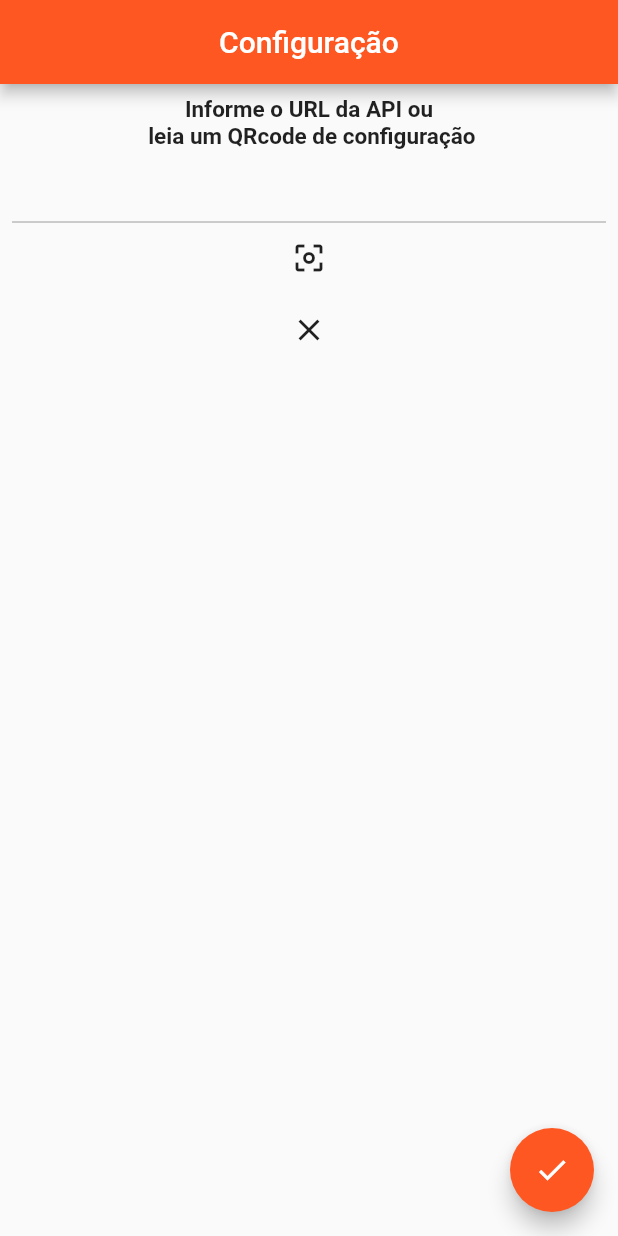
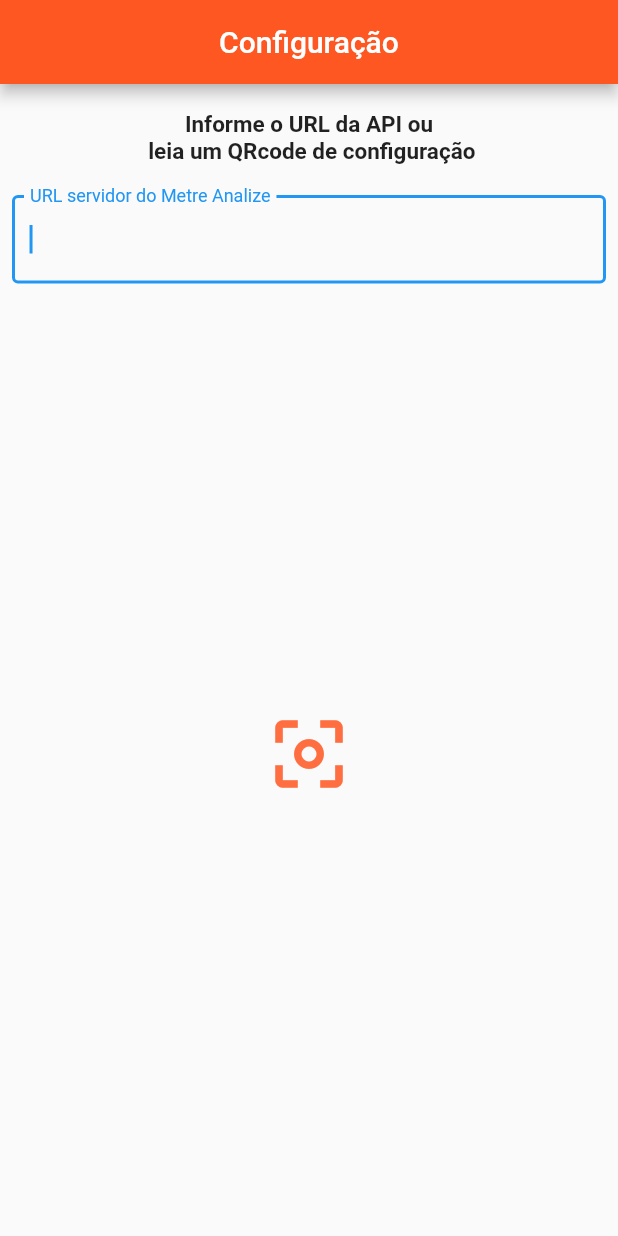
Before and after one commit to TadeuCS/Metre-Analize-flutter, a Flutter app: the screen it shows after launch, on a phone screen of 412 x 824 dp. Run offline on Flutter 3.47's test engine with Material 2 defaults, Android fonts, the phone set to English and light mode, and no system bars; our stand-ins replace charts_flutter, shared_preferences; missing offline and left inert: qrcode_reader; accounts and stored records are empty.

Commit message:
trabalhando com cor padrão.

```diff
--- a/lib/main.dart
+++ b/lib/main.dart
@@ -11,6 +11,7 @@ void main() => runApp(MaterialApp(
       theme: ThemeData(
           hintColor: Colors.white,
           primaryColor: Colors.deepOrange,
+          iconTheme: IconThemeData(color: Colors.deepOrangeAccent),
           buttonColor: Colors.deepOrange),
       initialRoute: '/',
       routes: {
--- a/lib/pages/vendas_por_atendente.dart
+++ b/lib/pages/vendas_por_atendente.dart
@@ -39,7 +39,6 @@ class VendasPorAtendente extends StatelessWidget {
                                     fontSize: 18.0, fontWeight: FontWeight.w600),
                                 icone: const Icon(
                                   Icons.people,
-                                  color: Colors.deepOrangeAccent,
                                   size: 30.0,
                                 )),
                             SizedBox(
--- a/lib/screens/configuracao_screen.dart
+++ b/lib/screens/configuracao_screen.dart
@@ -13,6 +13,11 @@ class _ConfiguracaoScreenState extends State<ConfiguracaoScreen> {
   @override
   void initState() {
     super.initState();
+    try{
+      _urlApi.text=Session().prefs.get("urlApi");
+    }catch(e){
+      e.toString();
+    }
   }
 
   @override
@@ -26,28 +31,38 @@ class _ConfiguracaoScreenState extends State<ConfiguracaoScreen> {
         padding: const EdgeInsets.all(8),
         child: Column(
           crossAxisAlignment: CrossAxisAlignment.stretch,
+          mainAxisAlignment: MainAxisAlignment.spaceBetween,
           children: <Widget>[
-            Text(
+            Padding(
+              padding: const EdgeInsets.only(bottom: 20, top: 10),
+              child: Text(
                 "Informe o URL da API ou\n leia um QRcode de configuração",
                 textAlign: TextAlign.center,
                 style: TextStyle(fontSize: 15, fontWeight: FontWeight.w600),
               ),
+            ),
             TextField(
+              autofocus: true,
+              decoration: InputDecoration(
+                labelText: "URL servidor do Metre Analize",
+                border: OutlineInputBorder(),
+              ),
               controller: _urlApi,
-              enabled: false,
             ),
-            IconButton(
+            Expanded(
+              child: IconButton(
                   icon: Icon(Icons.center_focus_weak),
+                  iconSize: 60,
                   onPressed: () {
                     scan();
                   }),
-            IconButton(icon: Icon(Icons.clear), onPressed: (){
-              _urlApi.clear();
-            })
+            ),
           ],
         ),
       ),
-      floatingActionButton: FloatingActionButton(
+      floatingActionButton:
+      _urlApi.text.trim().isEmpty? Container():
+      FloatingActionButton(
           backgroundColor: Theme.of(context).primaryColor,
           child: Icon(Icons.check),
           onPressed: () {
--- a/lib/screens/detalhamento_caixa.dart
+++ b/lib/screens/detalhamento_caixa.dart
@@ -20,7 +20,7 @@ class DetalhamentoCaixa extends StatelessWidget {
       child: Scaffold(
         appBar: AppBar(
           centerTitle: true,
-          backgroundColor: Colors.deepOrangeAccent,
+          backgroundColor: Theme.of(context).primaryColor,
           title: Text("Detalhamento do Caixa"),
         ),
         body: ScopedModel<CaixaModel>(
```
Also changed, not shown: lib/screens/home_screen.dart (+7 -3 lines), pubspec.yaml (+5 -6 lines), icon/icon.png (deleted), pubspec.lock. Lines whose indentation alone changed are shown as unchanged.
